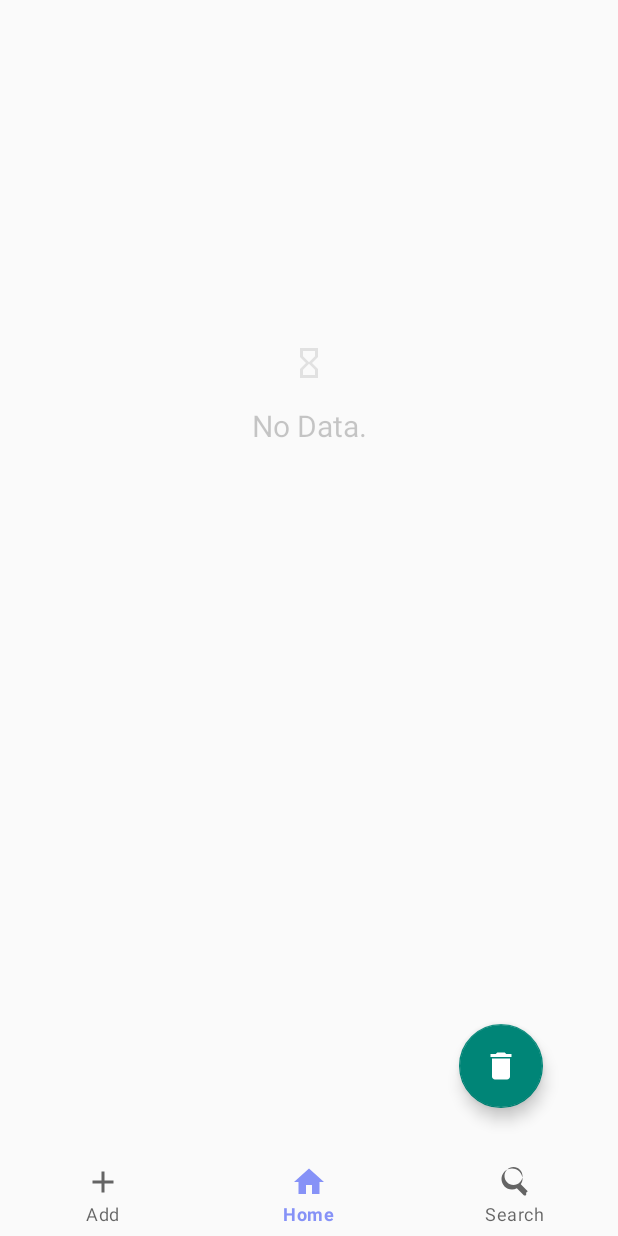
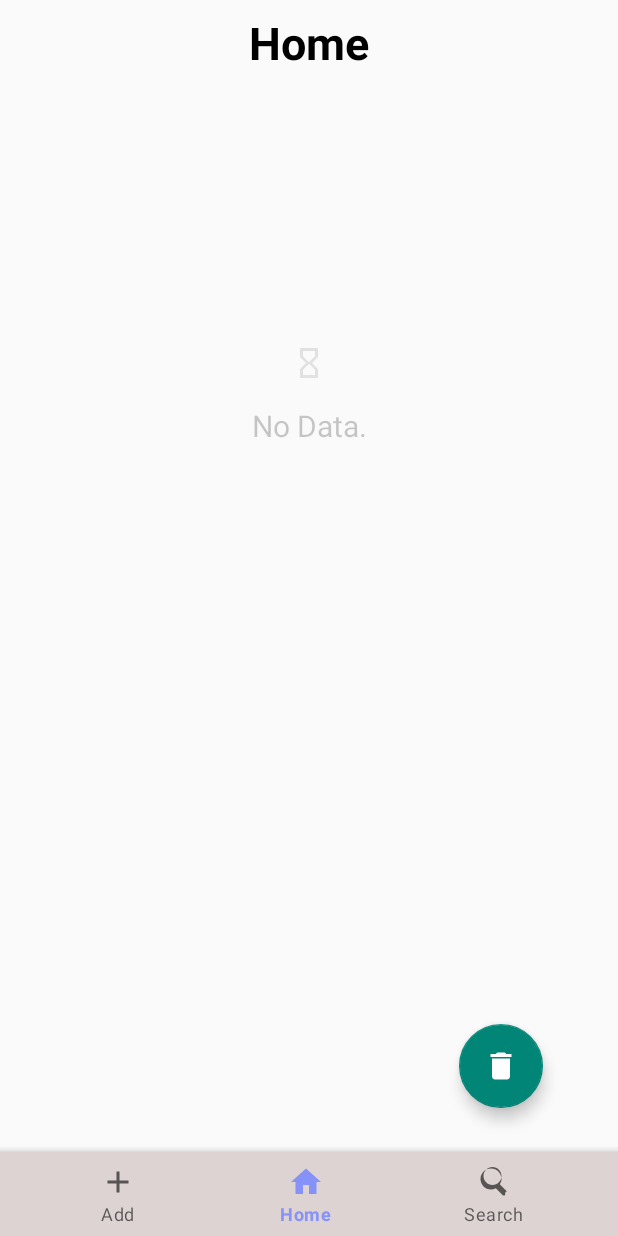
Before and after one commit to 1Ir-is/COMP1786-CourseWork, an Android app: the screen it shows after launch (MainActivity), item 2 of the bottom bar chosen, on a phone screen of 412 x 824 dp. Run offline under Robolectric (Android 15) with nearby library versions, the phone set to English and light mode, and no system bars.

Commit message:
feat: bottom navbar color

```diff
--- a/app/src/main/java/com/example/coursework/fragment/AddFragment.java
+++ b/app/src/main/java/com/example/coursework/fragment/AddFragment.java
@@ -263,12 +263,15 @@ public class AddFragment extends Fragment {
 
                         // Validation checks
                         boolean isNameOfHikeValid = isNameOfHikeValid(hikeName);
+                        boolean isLocationOfHikeValid = isNameOfHikeValid(hikeLocation);
 
                         if (hikeName.isEmpty() || hikeLocation.isEmpty() || hikeDate.isEmpty() || hikeLength.isEmpty() || hikeDifficulty.isEmpty()){
                             showValidationError("All fields marked with * are required!");
                         }
                         else if (!isNameOfHikeValid) {
                             showValidationError("Invalid name. Please enter again!");
+                        } else if (!isLocationOfHikeValid) {
+                            showValidationError("Invalid location. Please enter again!");
                         } else {
                             // Create an intent to start the ConfirmationActivity
                             Intent intent = new Intent(getActivity(), ConfirmationActivity.class);
--- a/app/src/main/res/layout/activity_main.xml
+++ b/app/src/main/res/layout/activity_main.xml
@@ -11,15 +11,26 @@
     <FrameLayout
         android:layout_width="match_parent"
         android:layout_height="match_parent"
-        android:id="@+id/frame_layout">
+        android:id="@+id/frame_layout"/>
+
+
+    <com.google.android.material.bottomappbar.BottomAppBar
+        android:layout_width="match_parent"
+        android:layout_height="wrap_content"
+        android:id="@+id/bottomAppBar"
+        android:layout_gravity="bottom"
+        android:backgroundTint="?attr/colorOnSecondary"
+        app:fabCradleMargin="10dp"
+        app:fabCradleRoundedCornerRadius="50dp">
 
         <com.google.android.material.bottomnavigation.BottomNavigationView
+            android:layout_width="wrap_content"
+            android:layout_height="wrap_content"
             android:id="@+id/bottomNavigationView"
-            android:layout_width="match_parent"
-            android:layout_height="wrap_content"
-            android:layout_gravity="bottom"
-            app:menu="@menu/bottom_menu" />
-    </FrameLayout>
+            android:layout_marginEnd="20dp"
+            app:menu="@menu/bottom_menu"/>
+
+    </com.google.android.material.bottomappbar.BottomAppBar>
 
 
 </androidx.coordinatorlayout.widget.CoordinatorLayout>
--- a/app/src/main/res/layout/activity_update.xml
+++ b/app/src/main/res/layout/activity_update.xml
@@ -191,7 +191,7 @@
                 android:textColor="@color/text_color"
                 android:background="@drawable/input_background"
                 android:ems="10"
-                android:inputType="number"
+                android:inputType="text"
                 android:text=""
                 android:textSize="20sp"
                 app:layout_constraintEnd_toEndOf="parent"
--- a/app/src/main/res/layout/fragment_add.xml
+++ b/app/src/main/res/layout/fragment_add.xml
@@ -197,7 +197,7 @@
                 android:textColor="@color/text_color"
                 android:background="@drawable/input_background"
                 android:ems="10"
-                android:inputType="number"
+                android:inputType="text"
                 android:text=""
                 android:textSize="20sp"
                 app:layout_constraintEnd_toEndOf="parent"
--- a/app/src/main/res/layout/fragment_home.xml
+++ b/app/src/main/res/layout/fragment_home.xml
@@ -6,6 +6,28 @@
     android:layout_height="match_parent"
     tools:context=".fragment.HomeFragment">
 
+    <LinearLayout
+        android:layout_width="match_parent"
+        android:layout_height="wrap_content"
+        android:gravity="center"
+        android:orientation="horizontal"
+        android:padding="8dp"
+        android:layout_gravity="center"
+        android:radius="10dp"
+        tools:ignore="MissingConstraints">
+
+        <TextView
+            android:layout_width="match_parent"
+            android:layout_height="wrap_content"
+            android:text="Home"
+            android:textSize="30sp"
+            android:gravity="center"
+            android:textColor="#000000"
+            android:textStyle="bold"
+            android:paddingBottom="16dp"
+            tools:ignore="MissingConstraints" />
+
+    </LinearLayout>
     <com.google.android.material.floatingactionbutton.FloatingActionButton
         android:id="@+id/deleteAllButton"
         android:layout_width="wrap_content"
--- a/app/src/main/res/values/colors.xml
+++ b/app/src/main/res/values/colors.xml
@@ -8,4 +8,5 @@
     <color name="teal_200">#FF03DAC5</color>
     <color name="teal_700">#03daa1</color>
     <color name="lavender">#8692f7</color>
+    <color name="bottom_color">#ddd3d3</color>
 </resources>
```
